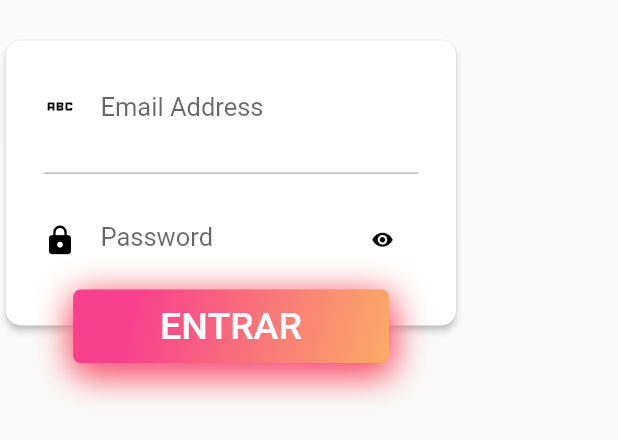
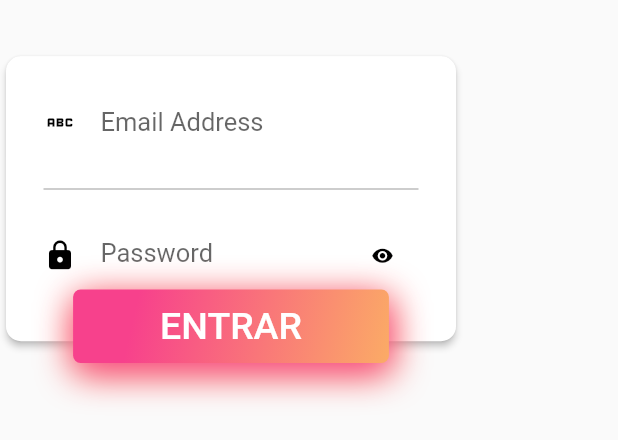
Before and after one commit to vlSolrac/AutopartsApp, a Flutter app: the SignIn widget shown alone on an empty page, opened directly, on a phone screen of 412 x 824 dp. Shown: the top 440 px of the screen. Run offline on Flutter 3.47's test engine with Material 2 defaults, Android fonts, the phone set to English and light mode, and no system bars; our stand-ins replace firebase_core, flutter_spinkit, flutter_zoom_drawer, font_awesome_flutter, lottie; accounts and stored records are empty; project files that could hold a hidden picture were left out.

Commit message:
auth_screnn

```diff
--- a/autoparts/lib/screens/auth/background_auth.dart
+++ b/autoparts/lib/screens/auth/background_auth.dart
@@ -27,8 +27,9 @@ class AuthBackground extends StatelessWidget {
               decoration: const BoxDecoration(
                 color: Colors.white,
                 borderRadius: BorderRadius.only(
-                    topLeft: Radius.circular(50),
-                    topRight: Radius.circular(50)),
+                  topLeft: Radius.circular(50),
+                  topRight: Radius.circular(50),
+                ),
               ),
             ),
           ),
--- a/autoparts/lib/screens/auth/sign_in.dart
+++ b/autoparts/lib/screens/auth/sign_in.dart
@@ -27,13 +27,16 @@ class _SignInState extends State<SignIn> {
 
   @override
   Widget build(BuildContext context) {
-    return Container(
+    final size = MediaQuery.of(context).size;
+    return SingleChildScrollView(
+      physics: const BouncingScrollPhysics(),
+      child: Container(
         padding: const EdgeInsets.only(top: 23.0),
         child: Column(
-        children: <Widget>[
+          children: [
             Stack(
-            alignment: Alignment.topCenter,
-            children: <Widget>[
+              alignment: Alignment.center,
+              children: [
                 Card(
                   elevation: 2.0,
                   color: Colors.white,
@@ -45,10 +48,13 @@ class _SignInState extends State<SignIn> {
                     height: 190.0,
                     child: Form(
                       child: Column(
-                      children: <Widget>[
+                        children: [
                           Padding(
                             padding: const EdgeInsets.only(
-                              top: 20.0, bottom: 20.0, left: 25.0, right: 25.0),
+                                top: 20.0,
+                                bottom: 20.0,
+                                left: 25.0,
+                                right: 25.0),
                             child: TextField(
                               focusNode: focusNodeEmail,
                               controller: loginEmailController,
@@ -77,7 +83,10 @@ class _SignInState extends State<SignIn> {
                           ),
                           Padding(
                             padding: const EdgeInsets.only(
-                              top: 20.0, bottom: 20.0, left: 25.0, right: 25.0),
+                                top: 20.0,
+                                bottom: 20.0,
+                                left: 25.0,
+                                right: 25.0),
                             child: TextField(
                               focusNode: focusNodePassword,
                               controller: loginPasswordController,
@@ -145,8 +154,8 @@ class _SignInState extends State<SignIn> {
                     highlightColor: Colors.transparent,
                     splashColor: ThemeApp.loginGradientEnd,
                     child: const Padding(
-                    padding:
-                        EdgeInsets.symmetric(vertical: 10.0, horizontal: 42.0),
+                      padding: EdgeInsets.symmetric(
+                          vertical: 10.0, horizontal: 42.0),
                       child: Text(
                         'ENTRAR',
                         style: TextStyle(color: Colors.white, fontSize: 25.0),
@@ -155,10 +164,11 @@ class _SignInState extends State<SignIn> {
                     onPressed: () => CustomSnackBar(
                         context, const Text('Login button pressed')),
                   ),
-              )
+                ),
               ],
             ),
           ],
+        ),
       ),
     );
   }
```
Also changed, not shown: autoparts/lib/screens/auth/auth_screen.dart (+13 -17 lines), autoparts/lib/screens/auth/sign_up.dart (+35 -14 lines). Lines whose indentation alone changed are shown as unchanged.
